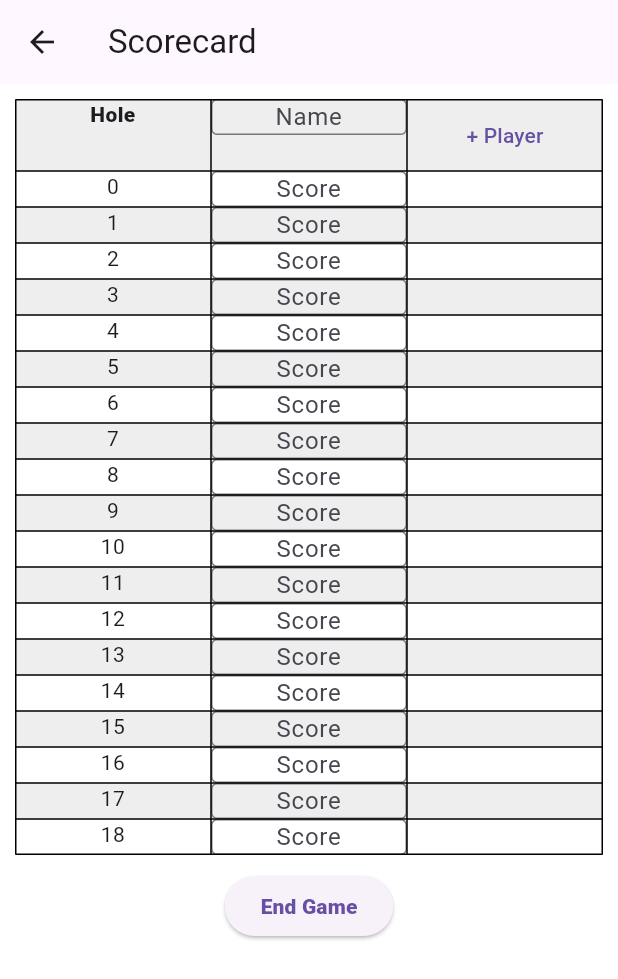
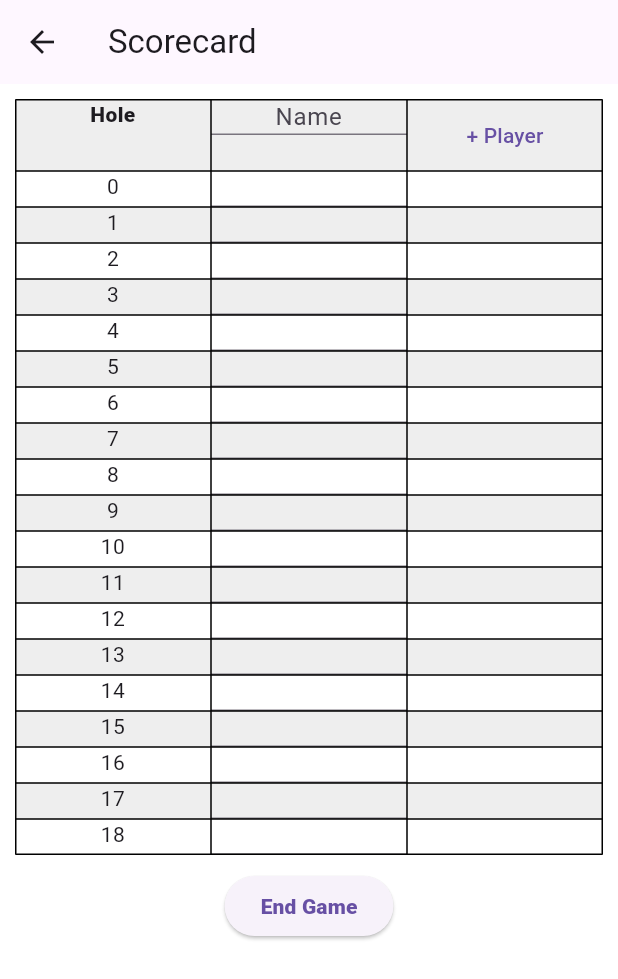
Before and after one commit to Pirkhs/ParPal, a Flutter app: the Scorecard screen opened directly, on a phone screen of 412 x 824 dp. Shown: the top 979 px of the screen. Run offline on Flutter 3.47's test engine with Material 3 defaults, Android fonts, the light colour scheme and no system bars.

Commit message:
input box no border && hint optional

```diff
--- a/lib/input_box.dart
+++ b/lib/input_box.dart
@@ -1,7 +1,7 @@
 import 'package:flutter/material.dart';
 
 class InputBox extends StatelessWidget {
-  const InputBox({super.key, required this.isText, required this.hint});
+  const InputBox({super.key, required this.isText, this.hint = ""});
 
   final bool isText;
   final String hint;
@@ -12,7 +12,6 @@ class InputBox extends StatelessWidget {
       keyboardType: isText? TextInputType.text : TextInputType.number,
       textAlign: TextAlign.center,
       decoration: InputDecoration(
-        border: const OutlineInputBorder(),
         hintText: hint,
         isDense: true,
         contentPadding: const EdgeInsets.all(0),
--- a/lib/scorecard.dart
+++ b/lib/scorecard.dart
@@ -57,7 +57,7 @@ class _ScorecardState extends State<Scorecard> {
                       Text("$i", textAlign: TextAlign.center),
 
                       for (int j = 0; j < players; j++)
-                        const InputBox(isText: false, hint: "Score"),
+                        const InputBox(isText: false),
 
                       // const SizedBox.shrink(),
                       const SizedBox.shrink()
```
